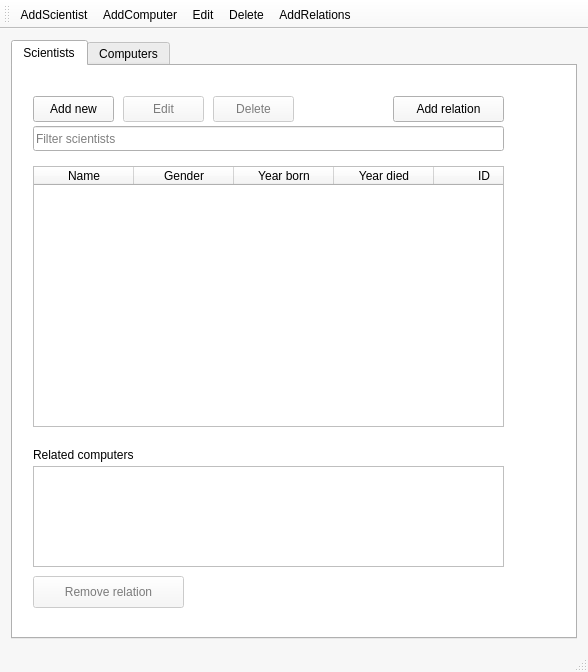
Before: the Qt Designer form mainwindow.ui in Hopur-50/Verkefni3, drawn with Qt 5.
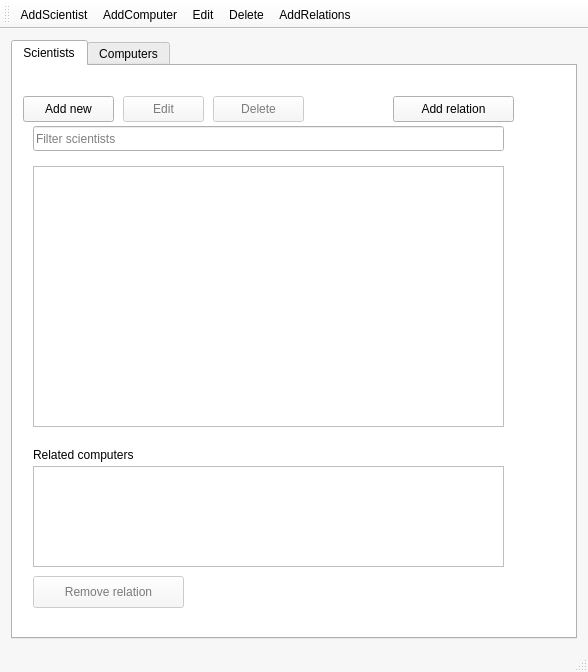
After: the same form once the commit is applied. The open tabs and pages were chosen to show the change. Icons and pictures are not drawn.

Commit message: icon babessss

Diff of the .ui file:
```diff
--- a/mainwindow.ui
+++ b/mainwindow.ui
@@ -451,9 +451,9 @@
        <widget class="QPushButton" name="addNewScientistButton">
         <property name="geometry">
          <rect>
-          <x>20</x>
+          <x>10</x>
           <y>30</y>
-          <width>81</width>
+          <width>91</width>
           <height>26</height>
          </rect>
         </property>
@@ -485,7 +485,7 @@
          <rect>
           <x>200</x>
           <y>30</y>
-          <width>81</width>
+          <width>91</width>
           <height>26</height>
          </rect>
         </property>
@@ -570,7 +570,7 @@
          <number>0</number>
         </property>
         <attribute name="horizontalHeaderVisible">
-         <bool>true</bool>
+         <bool>false</bool>
         </attribute>
         <attribute name="horizontalHeaderCascadingSectionResizes">
          <bool>true</bool>
@@ -680,7 +680,7 @@
          <rect>
           <x>380</x>
           <y>30</y>
-          <width>111</width>
+          <width>121</width>
           <height>26</height>
          </rect>
         </property>
```
Left out of the diff: 45 changed lines with no effect on the pictures. The commit also changes 1 other file.
